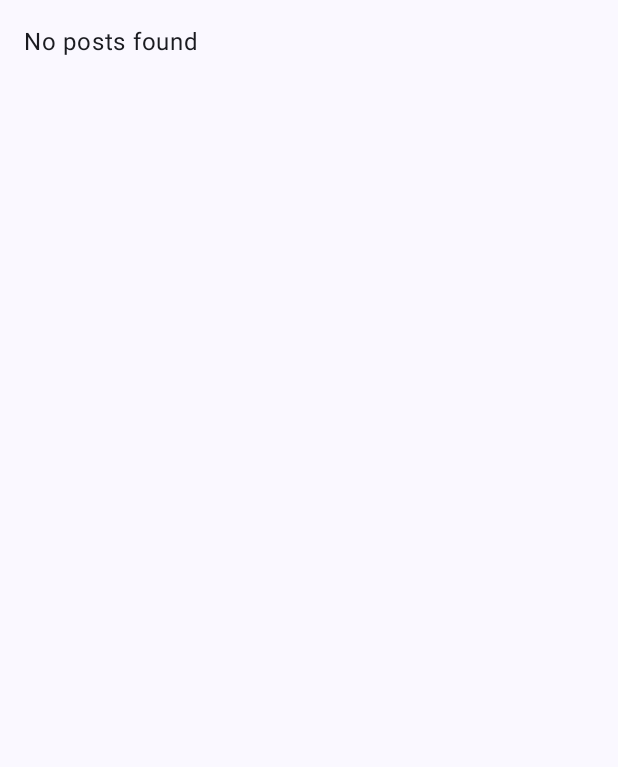
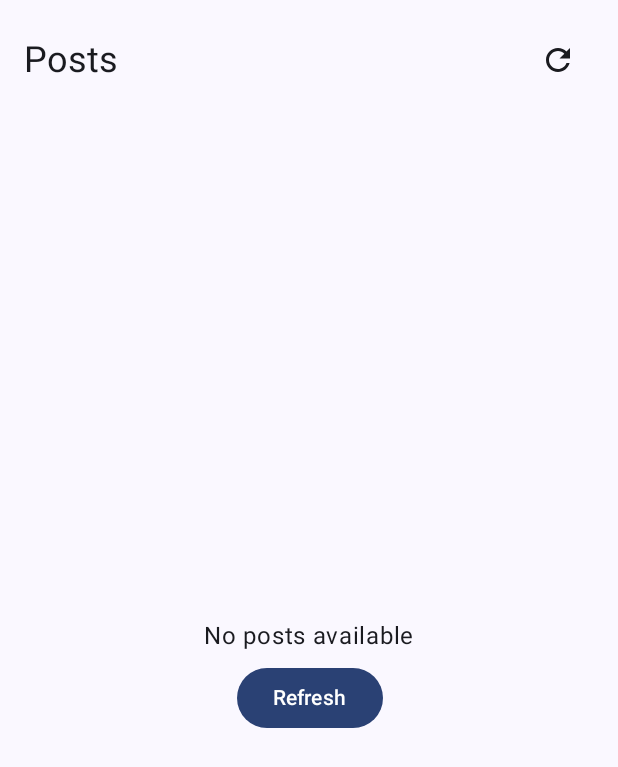
Before and after one commit to KevinNguyen132/MiniApp, an Android app built with Jetpack Compose: the screen it shows after launch (MainActivity), on a phone screen of 412 x 824 dp. Before the commit the part shown is almost empty. Shown: the top 767 px of the screen. Run offline under Robolectric (Android 15) with nearby library versions, the phone set to English and light mode, and no system bars.

Commit message:
New screen function with better UI

```diff
--- a/app/src/main/java/com/example/miniapp/MainActivity.kt
+++ b/app/src/main/java/com/example/miniapp/MainActivity.kt
@@ -5,20 +5,10 @@ import androidx.activity.ComponentActivity
 import androidx.activity.compose.setContent
 import androidx.activity.enableEdgeToEdge
 import androidx.activity.viewModels
-import androidx.compose.foundation.layout.Column
 import androidx.compose.foundation.layout.fillMaxSize
 import androidx.compose.foundation.layout.padding
-import androidx.compose.foundation.lazy.LazyColumn
-import androidx.compose.foundation.lazy.items
-import androidx.compose.material3.CircularProgressIndicator
 import androidx.compose.material3.Scaffold
-import androidx.compose.material3.Text
-import androidx.compose.runtime.Composable
-import androidx.compose.runtime.collectAsState
-import androidx.compose.runtime.getValue
-import androidx.compose.ui.Alignment
 import androidx.compose.ui.Modifier
-import androidx.compose.ui.unit.dp
 import com.example.miniapp.ui.theme.MiniAppTheme
 
 class MainActivity : ComponentActivity() {
@@ -30,7 +20,7 @@ class MainActivity : ComponentActivity() {
         setContent {
             MiniAppTheme {
                 Scaffold(modifier = Modifier.fillMaxSize()) { innerPadding ->
-                    PostScreen(
+                    PostListScreen(
                         modifier = Modifier.padding(innerPadding),
                         viewModel = viewModel
                     )
@@ -39,41 +29,3 @@ class MainActivity : ComponentActivity() {
         }
     }
 }
-
-@Composable
-fun PostScreen(modifier: Modifier = Modifier, viewModel: PostViewModel) {
-    val uiState by viewModel.postsState.collectAsState()
-
-    Column(
-        modifier = modifier,
-        horizontalAlignment = Alignment.CenterHorizontally
-    ) {
-        when (val state = uiState) {
-            is UiState.Loading -> {
-                CircularProgressIndicator(modifier = Modifier.padding(16.dp))
-            }
-            is UiState.Error -> {
-                Text("Error: ${state.message}", modifier = Modifier.padding(16.dp))
-            }
-            is UiState.Success -> {
-                val posts = state.data
-                if (posts.isEmpty()) {
-                    Text("No posts found", modifier = Modifier.padding(16.dp))
-                } else {
-                    Text(
-                        "Posts (${posts.size}):",
-                        modifier = Modifier.padding(16.dp)
-                    )
-                    LazyColumn {
-                        items(posts) { post ->
-                            Text(
-                                text = "${post.id}: ${post.title}",
-                                modifier = Modifier.padding(vertical = 8.dp, horizontal = 16.dp)
-                            )
-                        }
-                    }
-                }
-            }
-        }
-    }
-}
--- /dev/null
+++ b/app/src/main/java/com/example/miniapp/PostListScreen.kt
@@ -0,0 +1,168 @@
+package com.example.miniapp
+
+import androidx.compose.foundation.clickable
+import androidx.compose.foundation.layout.Arrangement
+import androidx.compose.foundation.layout.Box
+import androidx.compose.foundation.layout.Column
+import androidx.compose.foundation.layout.Row
+import androidx.compose.foundation.layout.Spacer
+import androidx.compose.foundation.layout.fillMaxSize
+import androidx.compose.foundation.layout.fillMaxWidth
+import androidx.compose.foundation.layout.height
+import androidx.compose.foundation.layout.padding
+import androidx.compose.foundation.lazy.LazyColumn
+import androidx.compose.foundation.lazy.items
+import androidx.compose.material.icons.Icons
+import androidx.compose.material.icons.filled.Refresh
+import androidx.compose.material3.Button
+import androidx.compose.material3.Card
+import androidx.compose.material3.CardDefaults
+import androidx.compose.material3.CircularProgressIndicator
+import androidx.compose.material3.Icon
+import androidx.compose.material3.IconButton
+import androidx.compose.material3.MaterialTheme
+import androidx.compose.material3.Text
+import androidx.compose.material3.TextButton
+import androidx.compose.runtime.Composable
+import androidx.compose.runtime.collectAsState
+import androidx.compose.runtime.getValue
+import androidx.compose.runtime.mutableStateOf
+import androidx.compose.runtime.remember
+import androidx.compose.runtime.setValue
+import androidx.compose.ui.Alignment
+import androidx.compose.ui.Modifier
+import androidx.compose.ui.text.style.TextAlign
+import androidx.compose.ui.text.style.TextOverflow
+import androidx.compose.ui.unit.dp
+
+@Composable
+fun PostListScreen(
+    modifier: Modifier = Modifier,
+    viewModel: PostViewModel
+) {
+    val uiState by viewModel.postsState.collectAsState()
+
+    Column(
+        modifier = modifier.fillMaxSize(),
+        horizontalAlignment = Alignment.CenterHorizontally
+    ) {
+        // Fixed header and refresh button
+        Row(
+            modifier = Modifier
+                .fillMaxWidth()
+                .padding(16.dp),
+            horizontalArrangement = Arrangement.SpaceBetween,
+            verticalAlignment = Alignment.CenterVertically
+        ) {
+            Text(
+                text = "Posts",
+                style = MaterialTheme.typography.headlineSmall
+            )
+
+            IconButton(onClick = { viewModel.fetchPosts() }) {
+                Icon(
+                    imageVector = Icons.Default.Refresh,
+                    contentDescription = "Refresh posts"
+                )
+            }
+        }
+
+        // Content area
+        Box(
+            modifier = Modifier
+                .fillMaxSize()
+                .padding(horizontal = 16.dp),
+            contentAlignment = Alignment.Center
+        ) {
+            when (val state = uiState) {
+                is UiState.Loading -> {
+                    CircularProgressIndicator()
+                }
+                is UiState.Error -> {
+                    Column(
+                        horizontalAlignment = Alignment.CenterHorizontally,
+                        verticalArrangement = Arrangement.Center,
+                        modifier = Modifier.padding(16.dp)
+                    ) {
+                        Text(
+                            text = "Error: ${state.message}",
+                            color = MaterialTheme.colorScheme.error,
+                            textAlign = TextAlign.Center
+                        )
+                        Spacer(modifier = Modifier.height(16.dp))
+                        Button(onClick = { viewModel.fetchPosts() }) {
+                            Text("Try Again")
+                        }
+                    }
+                }
+                is UiState.Success -> {
+                    val posts = state.data
+                    if (posts.isEmpty()) {
+                        Column(
+                            horizontalAlignment = Alignment.CenterHorizontally,
+                            verticalArrangement = Arrangement.Center
+                        ) {
+                            Text(
+                                text = "No posts available",
+                                style = MaterialTheme.typography.bodyLarge
+                            )
+                            Spacer(modifier = Modifier.height(8.dp))
+                            Button(onClick = { viewModel.fetchPosts() }) {
+                                Text("Refresh")
+                            }
+                        }
+                    } else {
+                        // List content that scrolls
+                        LazyColumn(
+                            modifier = Modifier.fillMaxSize()
+                        ) {
+                            items(posts) { post ->
+                                PostItem(post)
+                            }
+                        }
+                    }
+                }
+            }
+        }
+    }
+}
+
+@Composable
+fun PostItem(post: Post) {
+    var expanded by remember { mutableStateOf(false) }
+
+    Card(
+        modifier = Modifier
+            .fillMaxWidth()
+            .padding(vertical = 4.dp)
+            .clickable { expanded = !expanded },
+        elevation = CardDefaults.cardElevation(defaultElevation = 2.dp)
+    ) {
+        Column(
+            modifier = Modifier
+                .padding(16.dp)
+                .fillMaxWidth()
+        ) {
+            Text(
+                text = post.title,
+                style = MaterialTheme.typography.titleMedium
+            )
+            Spacer(modifier = Modifier.height(4.dp))
+            Text(
+                text = post.body,
+                style = MaterialTheme.typography.bodyMedium,
+                maxLines = if (expanded) Int.MAX_VALUE else 2,
+                overflow = TextOverflow.Ellipsis
+            )
+
+            if (post.body.length > 100) {
+                TextButton(
+                    onClick = { expanded = !expanded },
+                    modifier = Modifier.align(Alignment.End)
+                ) {
+                    Text(if (expanded) "Show Less" else "Show More")
+                }
+            }
+        }
+    }
+}
--- a/app/src/main/java/com/example/miniapp/PostViewModel.kt
+++ b/app/src/main/java/com/example/miniapp/PostViewModel.kt
@@ -18,7 +18,7 @@ class PostViewModel : ViewModel() {
         fetchPosts()
     }
 
-    private fun fetchPosts() {
+    fun fetchPosts() {
         viewModelScope.launch {
             _postsState.value = UiState.Loading
             try {
```
